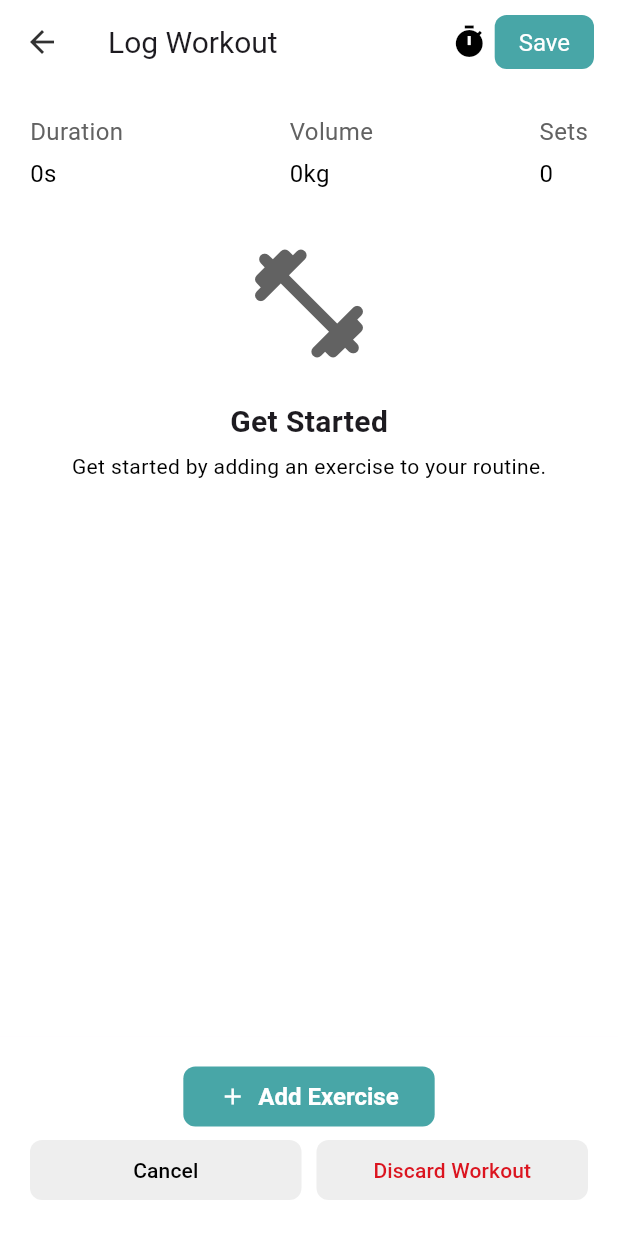
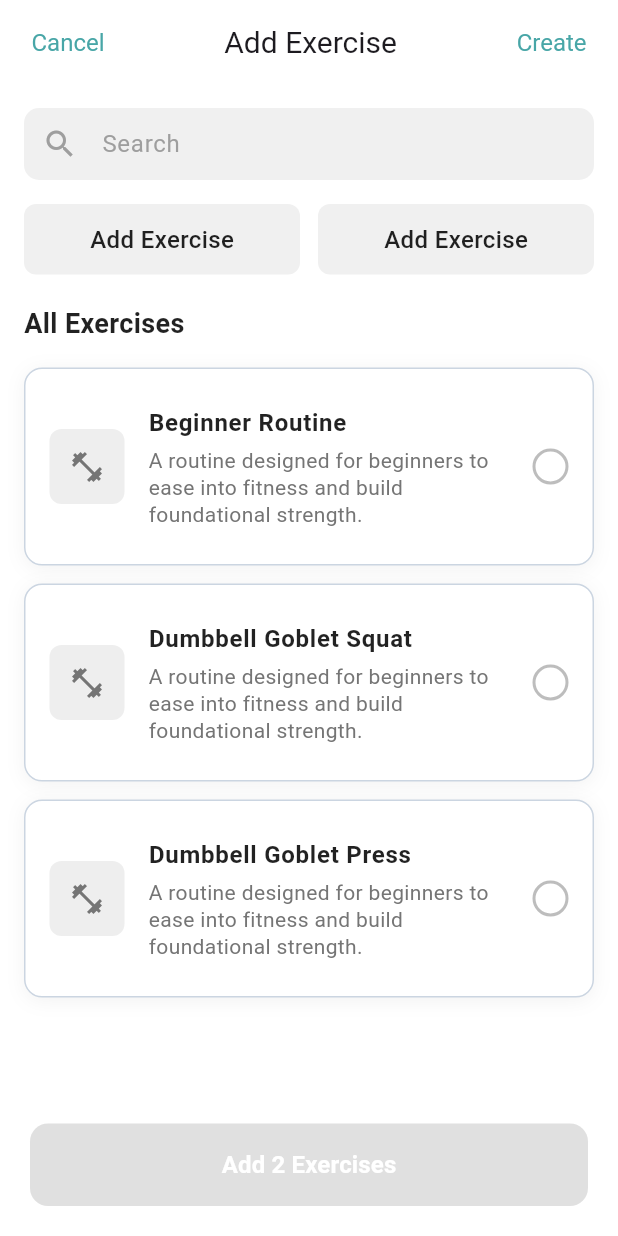
Before and after one commit to whitecatbeluga/workout-tracker-repo, a Flutter app: the LogWorkout screen opened directly, after a tap on "Add Exercise", on a phone screen of 412 x 824 dp. Run offline on Flutter 3.47's test engine with Material 3 defaults, Android fonts, the light colour scheme and no system bars; our stand-ins replace cloud_firestore, firebase_auth, firebase_core, fl_chart, flutter_dotenv, timeago; accounts and stored records are empty.

Commit message:
workout flows

```diff
--- a/lib/presentation/pages/routine/log_workout.dart
+++ b/lib/presentation/pages/routine/log_routine.dart
@@ -1,21 +1,22 @@
 import 'package:flutter/material.dart';
 import 'package:workout_tracker_repo/presentation/widgets/buttons/button.dart';
 
-class LogWorkout extends StatefulWidget {
-  const LogWorkout({super.key});
+class LogRoutine extends StatefulWidget {
+  const LogRoutine({super.key});
 
   @override
-  State<LogWorkout> createState() => _LogWorkoutState();
+  State<LogRoutine> createState() => _LogRoutineState();
 }
 
-class _LogWorkoutState extends State<LogWorkout> {
+class _LogRoutineState extends State<LogRoutine> {
   @override
   Widget build(BuildContext context) {
     return Scaffold(
       appBar: PreferredSize(
         preferredSize: Size.fromHeight(kToolbarHeight),
         child: AppBar(
-          automaticallyImplyLeading: false, // disable default back button
+          automaticallyImplyLeading: false,
+          // disable default back button
           leading: IconButton(
             icon: Icon(Icons.arrow_back, color: Color(0xFF323232)),
             onPressed: () {},
--- /dev/null
+++ b/lib/presentation/pages/workout/add_workout_exercise.dart
@@ -0,0 +1,317 @@
+import 'package:flutter/material.dart';
+import 'package:workout_tracker_repo/routes/auth/auth.dart';
+import 'package:workout_tracker_repo/routes/workout/workout.dart';
+
+class AddWorkoutExercise extends StatefulWidget {
+  const AddWorkoutExercise({super.key});
+
+  @override
+  State<AddWorkoutExercise> createState() => _AddWorkoutExerciseState();
+}
+
+class _AddWorkoutExerciseState extends State<AddWorkoutExercise> {
+  final TextEditingController _searchController = TextEditingController();
+  Set<String> selectedExercises = {};
+
+  final List<Exercise> exercises = [
+    Exercise(
+      name: 'Beginner Routine',
+      description:
+          'A routine designed for beginners to ease into fitness and build foundational strength.',
+      icon: Icons.fitness_center,
+    ),
+    Exercise(
+      name: 'Dumbbell Goblet Squat',
+      description:
+          'A routine designed for beginners to ease into fitness and build foundational strength.',
+      icon: Icons.fitness_center,
+    ),
+    Exercise(
+      name: 'Dumbbell Goblet Press',
+      description:
+          'A routine designed for beginners to ease into fitness and build foundational strength.',
+      icon: Icons.fitness_center,
+    ),
+  ];
+
+  @override
+  Widget build(BuildContext context) {
+    return Scaffold(
+      backgroundColor: const Color(0xFFFAFAFA),
+      appBar: PreferredSize(
+        preferredSize: Size.fromHeight(kToolbarHeight),
+        child: AppBar(
+          automaticallyImplyLeading: false,
+          title: Row(
+            mainAxisAlignment: MainAxisAlignment.spaceBetween,
+            children: [
+              GestureDetector(
+                onTap: () {
+                  Navigator.pushNamed(context, WorkoutRoutes.logWorkout);
+                },
+                child: Padding(
+                  padding: const EdgeInsets.only(left: 5.0),
+                  child: Text(
+                    'Cancel',
+                    style: TextStyle(color: Color(0xFF48A6A7), fontSize: 16),
+                  ),
+                ),
+              ),
+              Text('Add Exercise', style: TextStyle(fontSize: 20)),
+              GestureDetector(
+                onTap: () {},
+                child: Container(
+                  margin: EdgeInsets.only(right: 5),
+                  child: Text(
+                    'Create',
+                    style: TextStyle(color: Color(0xFF48A6A7), fontSize: 16),
+                  ),
+                ),
+              ),
+            ],
+          ),
+          backgroundColor: Colors.white,
+          elevation: 0,
+        ),
+      ),
+      body: Container(
+        color: Colors.white,
+        child: Column(
+          children: [
+            // Search Bar
+            Padding(
+              padding: const EdgeInsets.all(16.0),
+              child: Container(
+                decoration: BoxDecoration(
+                  color: const Color(0xFFF0F0F0),
+                  borderRadius: BorderRadius.circular(10),
+                ),
+                child: TextField(
+                  controller: _searchController,
+                  decoration: const InputDecoration(
+                    hintText: 'Search',
+                    hintStyle: TextStyle(color: Colors.grey, fontSize: 16),
+                    prefixIcon: Icon(Icons.search, color: Colors.grey),
+                    border: InputBorder.none,
+                    contentPadding: EdgeInsets.symmetric(
+                      horizontal: 16,
+                      vertical: 12,
+                    ),
+                  ),
+                ),
+              ),
+            ),
+
+            // Add Exercise Buttons
+            Padding(
+              padding: const EdgeInsets.symmetric(horizontal: 16.0),
+              child: Row(
+                children: [
+                  Expanded(
+                    child: GestureDetector(
+                      onTap: () {},
+                      child: Container(
+                        padding: const EdgeInsets.symmetric(vertical: 12),
+                        decoration: BoxDecoration(
+                          color: Color(0xFFF0F0F0),
+                          borderRadius: BorderRadius.circular(8),
+                        ),
+                        child: const Center(
+                          child: Text(
+                            'Add Exercise',
+                            style: TextStyle(
+                              fontSize: 16,
+                              fontWeight: FontWeight.w500,
+                              color: Colors.black87,
+                            ),
+                          ),
+                        ),
+                      ),
+                    ),
+                  ),
+                  const SizedBox(width: 12),
+                  Expanded(
+                    child: GestureDetector(
+                      onTap: () {},
+                      child: Container(
+                        padding: const EdgeInsets.symmetric(vertical: 12),
+                        decoration: BoxDecoration(
+                          color: Color(0xFFF0F0F0),
+                          borderRadius: BorderRadius.circular(8),
+                        ),
+                        child: const Center(
+                          child: Text(
+                            'Add Exercise',
+                            style: TextStyle(
+                              fontSize: 16,
+                              fontWeight: FontWeight.w500,
+                              color: Colors.black87,
+                            ),
+                          ),
+                        ),
+                      ),
+                    ),
+                  ),
+                ],
+              ),
+            ),
+
+            const SizedBox(height: 20),
+
+            // All Exercises Title
+            const Padding(
+              padding: EdgeInsets.symmetric(horizontal: 16.0),
+              child: Align(
+                alignment: Alignment.centerLeft,
+                child: Text(
+                  'All Exercises',
+                  style: TextStyle(
+                    fontSize: 18,
+                    fontWeight: FontWeight.w600,
+                    color: Colors.black87,
+                  ),
+                ),
+              ),
+            ),
+
+            const SizedBox(height: 16),
+
+            // Exercise List
+            Expanded(
+              child: ListView.builder(
+                padding: const EdgeInsets.symmetric(horizontal: 16),
+                itemCount: exercises.length,
+                itemBuilder: (context, index) {
+                  final exercise = exercises[index];
+                  final isSelected = selectedExercises.contains(exercise.name);
+
+                  return Container(
+                    margin: const EdgeInsets.only(bottom: 12),
+                    decoration: BoxDecoration(
+                      color: Colors.white,
+                      borderRadius: BorderRadius.circular(12),
+                      border: Border.all(color: Color(0xFFCBD5E1), width: 1),
+                      boxShadow: [
+                        BoxShadow(
+                          color: Colors.black.withValues(alpha: 0.05),
+                          blurRadius: 10,
+                          offset: const Offset(0, 2),
+                        ),
+                      ],
+                    ),
+                    child: ListTile(
+                      contentPadding: const EdgeInsets.all(16),
+                      leading: Container(
+                        width: 50,
+                        height: 50,
+                        decoration: BoxDecoration(
+                          color: Colors.grey[200],
+                          borderRadius: BorderRadius.circular(8),
+                        ),
+                        child: Icon(
+                          exercise.icon,
+                          color: Colors.grey[600],
+                          size: 24,
+                        ),
+                      ),
+                      title: Text(
+                        exercise.name,
+                        style: const TextStyle(
+                          fontSize: 16,
+                          fontWeight: FontWeight.w600,
+                          color: Colors.black87,
+                        ),
+                      ),
+                      subtitle: Padding(
+                        padding: const EdgeInsets.only(top: 4),
+                        child: Text(
+                          exercise.description,
+                          style: TextStyle(
+                            fontSize: 14,
+                            color: Colors.grey[600],
+                            height: 1.3,
+                          ),
+                        ),
+                      ),
+                      trailing: Container(
+                        width: 24,
+                        height: 24,
+                        decoration: BoxDecoration(
+                          shape: BoxShape.circle,
+                          border: Border.all(
+                            color: isSelected
+                                ? const Color(0xFF4ECDC4)
+                                : Colors.grey[400]!,
+                            width: 2,
+                          ),
+                          color: isSelected
+                              ? const Color(0xFF4ECDC4)
+                              : Colors.transparent,
+                        ),
+                        child: isSelected
+                            ? const Icon(
+                                Icons.check,
+                                color: Colors.white,
+                                size: 16,
+                              )
+                            : null,
+                      ),
+                      onTap: () {
+                        setState(() {
+                          if (isSelected) {
+                            selectedExercises.remove(exercise.name);
+                          } else {
+                            selectedExercises.add(exercise.name);
+                          }
+                        });
+                      },
+                    ),
+                  );
+                },
+              ),
+            ),
+
+            // Bottom Button
+            Container(
+              width: double.infinity,
+              padding: const EdgeInsets.all(20),
+              child: ElevatedButton(
+                onPressed: selectedExercises.isNotEmpty ? () {} : null,
+                style: ElevatedButton.styleFrom(
+                  backgroundColor: const Color(0xFF48A6A7),
+                  disabledBackgroundColor: Colors.grey[300],
+                  padding: const EdgeInsets.symmetric(vertical: 16),
+                  shape: RoundedRectangleBorder(
+                    borderRadius: BorderRadius.circular(12),
+                  ),
+                  elevation: 0,
+                ),
+                child: GestureDetector(
+                  onTap: () {},
+                  child: Text(
+                    selectedExercises.isEmpty
+                        ? 'Add 2 Exercises'
+                        : 'Add ${selectedExercises.length} Exercise${selectedExercises.length == 1 ? '' : 's'}',
+                    style: const TextStyle(
+                      fontSize: 16,
+                      fontWeight: FontWeight.w600,
+                      color: Colors.white,
+                    ),
+                  ),
+                ),
+              ),
+            ),
+          ],
+        ),
+      ),
+    );
+  }
+}
+
+class Exercise {
+  final String name;
+  final String description;
+  final IconData icon;
+
+  Exercise({required this.name, required this.description, required this.icon});
+}
--- /dev/null
+++ b/lib/presentation/pages/workout/log_workout.dart
@@ -0,0 +1,198 @@
+import 'package:flutter/material.dart';
+import 'package:workout_tracker_repo/presentation/widgets/buttons/button.dart';
+import 'package:workout_tracker_repo/routes/workout/workout.dart';
+
+class LogWorkout extends StatefulWidget {
+  const LogWorkout({super.key});
+
+  @override
+  State<LogWorkout> createState() => _LogWorkoutState();
+}
+
+class _LogWorkoutState extends State<LogWorkout> {
+  @override
+  Widget build(BuildContext context) {
+    return Scaffold(
+      appBar: PreferredSize(
+        preferredSize: Size.fromHeight(kToolbarHeight),
+        child: AppBar(
+          automaticallyImplyLeading: false,
+          // disable default back button
+          leading: IconButton(
+            icon: Icon(Icons.arrow_back, color: Color(0xFF323232)),
+            onPressed: () {},
+          ),
+          title: Row(
+            mainAxisAlignment: MainAxisAlignment.spaceBetween,
+            children: [
+              Text('Log Workout', style: TextStyle(fontSize: 20)),
+              SizedBox(width: 10),
+              GestureDetector(
+                onTap: () {}, // your save action
+                child: Row(
+                  children: [
+                    Icon(Icons.timer, color: Color(0xFF000000)),
+                    SizedBox(width: 5),
+                    Container(
+                      padding: EdgeInsets.symmetric(
+                        horizontal: 16,
+                        vertical: 8,
+                      ),
+                      decoration: BoxDecoration(
+                        color: Color(0xFF48A6A7),
+                        borderRadius: BorderRadius.circular(8),
+                      ),
+                      child: Text(
+                        'Save',
+                        style: TextStyle(color: Colors.white, fontSize: 16),
+                      ),
+                    ),
+                  ],
+                ),
+              ),
+            ],
+          ),
+          backgroundColor: Colors.white,
+          elevation: 0,
+        ),
+      ),
+
+      body: Container(
+        color: Colors.white,
+        padding: const EdgeInsets.all(20.0),
+        child: Column(
+          children: [
+            Row(
+              mainAxisAlignment: MainAxisAlignment.spaceBetween,
+              children: [
+                Column(
+                  crossAxisAlignment: CrossAxisAlignment.start,
+                  children: [
+                    Text(
+                      'Duration',
+                      style: TextStyle(fontSize: 16, color: Color(0xFF626262)),
+                    ),
+                    SizedBox(height: 5.0),
+                    Text(
+                      '0s',
+                      style: TextStyle(fontSize: 16, color: Color(0xFF000000)),
+                    ),
+                  ],
+                ),
+                SizedBox(width: 10.0),
+                Column(
+                  crossAxisAlignment: CrossAxisAlignment.start,
+                  children: [
+                    Text(
+                      'Volume',
+                      style: TextStyle(fontSize: 16, color: Color(0xFF626262)),
+                    ),
+                    SizedBox(height: 5.0),
+                    Text(
+                      '0kg',
+                      style: TextStyle(fontSize: 16, color: Color(0xFF000000)),
+                    ),
+                  ],
+                ),
+                SizedBox(width: 10.0),
+                Column(
+                  crossAxisAlignment: CrossAxisAlignment.start,
+                  children: [
+                    Text(
+                      'Sets',
+                      style: TextStyle(fontSize: 16, color: Color(0xFF626262)),
+                    ),
+                    SizedBox(height: 5.0),
+                    Text(
+                      '0',
+                      style: TextStyle(fontSize: 16, color: Color(0xFF000000)),
+                    ),
+                  ],
+                ),
+              ],
+            ),
+            SizedBox(height: 20.0),
+            Expanded(
+              child: Column(
+                children: [
+                  SizedBox(height: 10.0),
+                  Icon(
+                    Icons.fitness_center_rounded,
+                    size: 90.0,
+                    color: Color(0xFF626262),
+                  ),
+                  SizedBox(height: 10.0),
+                  SizedBox(height: 10.0),
+                  Text(
+                    'Get Started',
+                    style: TextStyle(fontSize: 20, fontWeight: FontWeight.bold),
+                  ),
+                  SizedBox(height: 5.0),
+                  Text(
+                    'Get started by adding an exercise to your routine.',
+                    style: TextStyle(fontSize: 14, color: Color(0xFF000000)),
+                  ),
+                ],
+              ),
+            ),
+          ],
+        ),
+      ),
+
+      bottomNavigationBar: Container(
+        color: Colors.white,
+        padding: const EdgeInsets.all(20.0),
+        child: Column(
+          mainAxisSize: MainAxisSize.min,
+          children: [
+            Button(
+              label: 'Add Exercise',
+              prefixIcon: Icons.add,
+              onPressed: () {
+                Navigator.pushNamed(context, WorkoutRoutes.addWorkoutExercise);
+              },
+              variant: ButtonVariant.secondary,
+            ),
+            SizedBox(height: 5.0),
+            Row(
+              mainAxisAlignment: MainAxisAlignment.spaceEvenly,
+              children: [
+                Expanded(
+                  child: TextButton(
+                    onPressed: () {},
+                    style: TextButton.styleFrom(
+                      backgroundColor: Color(0xFFEEEEEE),
+                      shape: RoundedRectangleBorder(
+                        borderRadius: BorderRadius.circular(8),
+                      ),
+                    ),
+                    child: Text(
+                      'Cancel',
+                      style: TextStyle(color: Colors.black),
+                    ),
+                  ),
+                ),
+                SizedBox(width: 10),
+                Expanded(
+                  child: TextButton(
+                    onPressed: () {},
+                    style: TextButton.styleFrom(
+                      backgroundColor: const Color(0xFFEEEEEE),
+                      shape: RoundedRectangleBorder(
+                        borderRadius: BorderRadius.circular(8),
+                      ),
+                    ),
+                    child: Text(
+                      'Discard Workout',
+                      style: TextStyle(color: Color(0xFFDB141F)),
+                    ),
+                  ),
+                ),
+              ],
+            ),
+          ],
+        ),
+      ),
+    );
+  }
+}
--- a/lib/presentation/pages/workout/workout.dart
+++ b/lib/presentation/pages/workout/workout.dart
@@ -2,6 +2,7 @@ import 'package:flutter/material.dart';
 import 'package:workout_tracker_repo/core/providers/auth_service_provider.dart';
 import 'package:workout_tracker_repo/presentation/widgets/buttons/button.dart';
 import 'package:workout_tracker_repo/routes/auth/auth.dart';
+import 'package:workout_tracker_repo/routes/workout/workout.dart';
 
 import '../../domain/entities/program.dart';
 import '../../widgets/collapsible/collapsible.dart';
@@ -91,7 +92,9 @@ class WorkoutPage extends StatelessWidget {
                   ),
                   Button(
                     label: "Start Workout",
-                    onPressed: () {},
+                    onPressed: () {
+                      Navigator.pushNamed(context, WorkoutRoutes.logWorkout);
+                    },
                     variant: ButtonVariant.primary,
                     fullWidth: true,
                   ),
--- a/lib/routes/route_generator.dart
+++ b/lib/routes/route_generator.dart
@@ -3,13 +3,16 @@ import 'package:workout_tracker_repo/presentation/layouts/container.dart';
 import 'package:workout_tracker_repo/presentation/pages/auth/landing_page.dart';
 import 'package:workout_tracker_repo/presentation/pages/routine/add_exercise_routine.dart';
 import 'package:workout_tracker_repo/presentation/pages/routine/create_routine.dart';
-import 'package:workout_tracker_repo/presentation/pages/routine/log_workout.dart';
+import 'package:workout_tracker_repo/presentation/pages/routine/log_routine.dart';
 import 'package:workout_tracker_repo/presentation/pages/profile/settings.dart';
 import 'package:workout_tracker_repo/presentation/pages/social/social_view_profile.dart';
+import 'package:workout_tracker_repo/presentation/pages/workout/add_workout_exercise.dart';
+import 'package:workout_tracker_repo/presentation/pages/workout/log_workout.dart';
 import 'package:workout_tracker_repo/routes/auth/auth.dart';
 import 'package:workout_tracker_repo/routes/profile/profile.dart';
 import 'package:workout_tracker_repo/routes/social/social.dart';
 import 'package:workout_tracker_repo/routes/routine/routine.dart';
+import 'package:workout_tracker_repo/routes/workout/workout.dart';
 import 'package:workout_tracker_repo/utils/authentication.dart';
 import 'package:workout_tracker_repo/utils/guardedRoute.dart';
 
@@ -80,7 +83,7 @@ class RouteGenerator {
         return guardedRoute(
           settings: settings,
           guard: () async => Authentication.isAuthenticated(),
-          ifAllowed: (_) => const LogWorkout(),
+          ifAllowed: (_) => const LogRoutine(),
           ifDenied: (_) => const LoginPage(),
         );
       case RoutineRoutes.addExercisePage:
@@ -90,6 +93,20 @@ class RouteGenerator {
           ifAllowed: (_) => const AddExerciseRoutine(),
           ifDenied: (_) => const LoginPage(),
         );
+      case WorkoutRoutes.logWorkout:
+        return guardedRoute(
+          settings: settings,
+          guard: () async => Authentication.isAuthenticated(),
+          ifAllowed: (_) => const LogWorkout(),
+          ifDenied: (_) => const LoginPage(),
+        );
+      case WorkoutRoutes.addWorkoutExercise:
+        return guardedRoute(
+          settings: settings,
+          guard: () async => Authentication.isAuthenticated(),
+          ifAllowed: (_) => const AddWorkoutExercise(),
+          ifDenied: (_) => const LoginPage(),
+        );
       default:
         return MaterialPageRoute(builder: (_) => const PageNotFound());
     }
--- /dev/null
+++ b/lib/routes/workout/workout.dart
@@ -0,0 +1,7 @@
+class WorkoutRoutes {
+  WorkoutRoutes._();
+
+  static const prefix = '/workout';
+  static const logWorkout = '$prefix/log-workout';
+  static const addWorkoutExercise = '$prefix/add-workout-exercise';
+}
```
